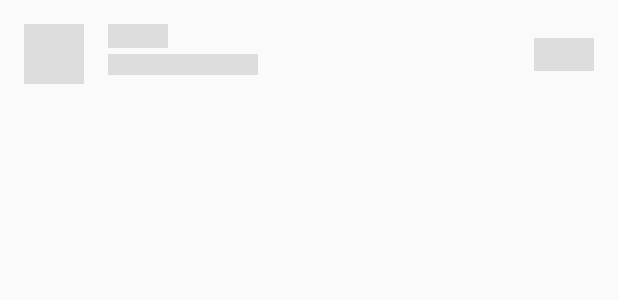
After one commit to 102Rudy/Currencies, an Android app: the layout shimmer_item.xml on its own in the app's theme, with its tools: preview values and no code run, on a phone screen of 412 x 824 dp. The commit adds this screen. Shown: the top 300 px of the screen. Run offline under Robolectric (Android 15) with nearby library versions, the phone set to English and light mode, and no system bars.

Commit message:
add shimmer layout

```diff
--- a/dependencies.gradle
+++ b/dependencies.gradle
@@ -17,6 +17,8 @@ ext {
         androidxCardView  : '1.0.0',
         androidxDesign    : '1.0.0',
         androidxConstraint: '1.1.3',
+
+        shimmer           : '0.5.0',
 
         rxJava            : '3.0.3',
         rxKotlin          : '3.0.0',
@@ -55,6 +57,8 @@ ext {
         androidxConstraintLayout: "androidx.constraintlayout:constraintlayout:$versions.androidxConstraint",
 
         kotlin                  : "org.jetbrains.kotlin:kotlin-stdlib-jdk8:$versions.kotlin",
+
+        shimmer                 : "com.facebook.shimmer:shimmer:$versions.shimmer",
 
         // rx
         rxJava                  : "io.reactivex.rxjava3:rxjava:$versions.rxJava",
--- a/feature-currency-list-impl/build.gradle
+++ b/feature-currency-list-impl/build.gradle
@@ -12,6 +12,8 @@ dependencies {
     implementation libraries.androidxCardView
     implementation libraries.androidxConstraintLayout
 
+    implementation libraries.shimmer
+
     implementation libraries.dagger
     kapt libraries.daggerCompiler
 
--- /dev/null
+++ b/feature-currency-list-impl/src/main/res/layout/shimmer_item.xml
@@ -0,0 +1,46 @@
+<?xml version="1.0" encoding="utf-8"?>
+<androidx.constraintlayout.widget.ConstraintLayout
+    xmlns:android="http://schemas.android.com/apk/res/android"
+    xmlns:app="http://schemas.android.com/apk/res-auto"
+    android:layout_width="match_parent"
+    android:layout_height="wrap_content">
+
+    <View
+        android:id="@+id/iv_icon"
+        android:layout_width="40dp"
+        android:layout_height="40dp"
+        android:layout_margin="16dp"
+        android:background="@color/colorShimmer"
+        app:layout_constraintBottom_toBottomOf="parent"
+        app:layout_constraintStart_toStartOf="parent"
+        app:layout_constraintTop_toTopOf="parent" />
+
+    <View
+        android:id="@+id/tv_currency_code"
+        android:layout_width="40dp"
+        android:layout_height="16dp"
+        android:layout_margin="16dp"
+        android:background="@color/colorShimmer"
+        app:layout_constraintStart_toEndOf="@id/iv_icon"
+        app:layout_constraintTop_toTopOf="parent" />
+
+    <View
+        android:id="@+id/tv_currency_title"
+        android:layout_width="100dp"
+        android:layout_height="14dp"
+        android:layout_marginTop="4dp"
+        android:background="@color/colorShimmer"
+        app:layout_constraintStart_toStartOf="@id/tv_currency_code"
+        app:layout_constraintTop_toBottomOf="@id/tv_currency_code" />
+
+    <View
+        android:id="@+id/et_currency_rate"
+        android:layout_width="40dp"
+        android:layout_height="22dp"
+        android:layout_marginEnd="16dp"
+        android:background="@color/colorShimmer"
+        app:layout_constraintBottom_toBottomOf="parent"
+        app:layout_constraintEnd_toEndOf="parent"
+        app:layout_constraintTop_toTopOf="parent" />
+
+</androidx.constraintlayout.widget.ConstraintLayout>
--- a/feature-currency-list-impl/src/main/res/values/colors.xml
+++ b/feature-currency-list-impl/src/main/res/values/colors.xml
@@ -2,4 +2,6 @@
 <resources>
     <!-- todo update color from figma -->
     <color name="colorEditTextTint">@color/colorSecondaryText</color>
+
+    <color name="colorShimmer">#dddddd</color>
 </resources>
```
Also changed, not shown: feature-currency-list-impl/src/main/java/com/rygital/feature_currency_list_impl/data/CurrencyRepositoryImpl.kt (+8 -1 lines), feature-currency-list-impl/src/main/java/com/rygital/feature_currency_list_impl/presentation/CurrencyListFragment.kt (+10 -0 lines), feature-currency-list-impl/src/main/res/layout/fragment_currency_list.xml (+46 -3 lines).
